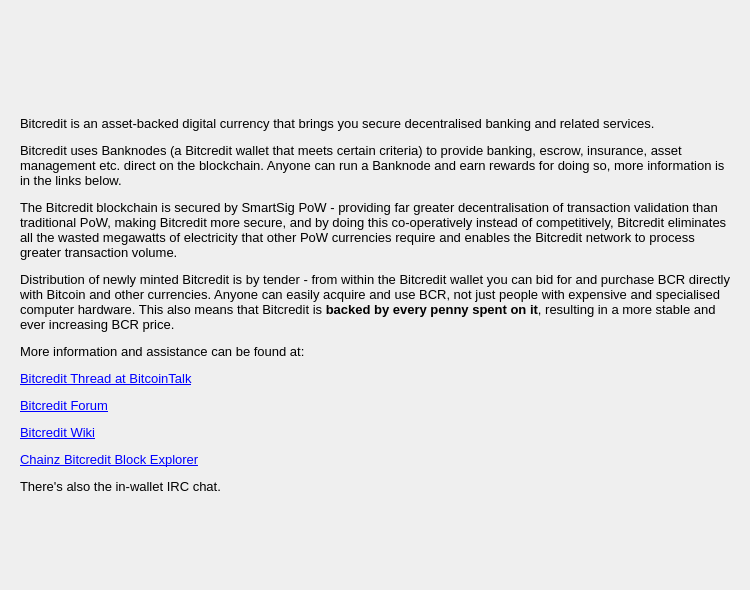
Above: src/qt/forms/helpmessagedialog.ui from thelonecrouton/bitcredit before the change. Below: the same form after it.
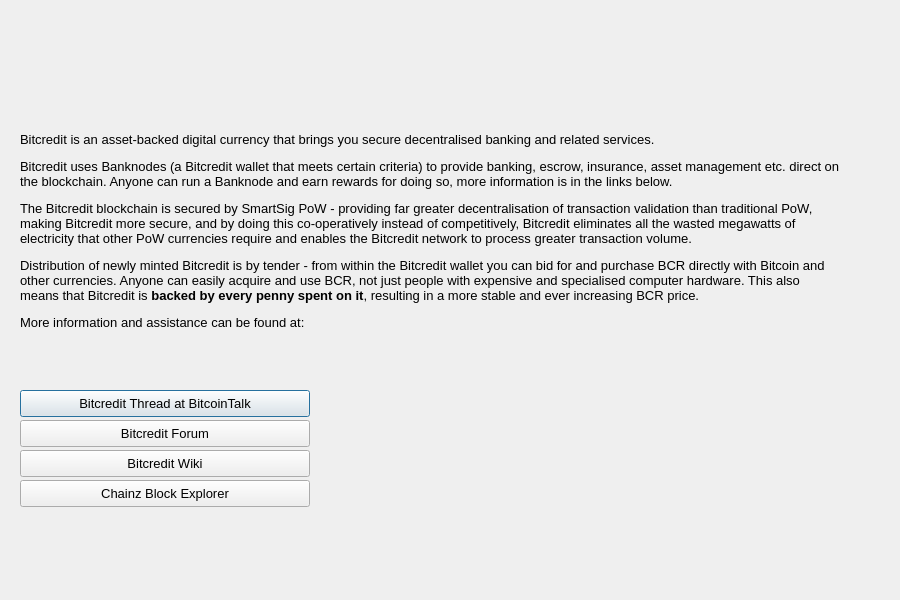
That is the form after the change. Icons and pictures are not drawn.

What changed in the file:
```diff
--- a/src/qt/forms/helpmessagedialog.ui
+++ b/src/qt/forms/helpmessagedialog.ui
@@ -6,20 +6,20 @@
    <rect>
     <x>0</x>
     <y>0</y>
-    <width>750</width>
-    <height>590</height>
+    <width>900</width>
+    <height>600</height>
    </rect>
   </property>
   <property name="minimumSize">
    <size>
-    <width>700</width>
-    <height>590</height>
+    <width>800</width>
+    <height>600</height>
    </size>
   </property>
   <property name="maximumSize">
    <size>
-    <width>750</width>
-    <height>590</height>
+    <width>900</width>
+    <height>650</height>
    </size>
   </property>
   <property name="font">
@@ -39,10 +39,10 @@
   <widget class="QTextEdit" name="helpMessage">
    <property name="geometry">
     <rect>
-     <x>10</x>
-     <y>517</y>
-     <width>700</width>
-     <height>66</height>
+     <x>20</x>
+     <y>527</y>
+     <width>831</width>
+     <height>67</height>
     </rect>
    </property>
    <property name="font">
@@ -81,17 +81,81 @@
     <rect>
      <x>20</x>
      <y>111</y>
-     <width>711</width>
-     <height>389</height>
+     <width>821</width>
+     <height>267</height>
     </rect>
    </property>
    <property name="text">
-    <string>&lt;html&gt;&lt;head/&gt;&lt;body&gt;&lt;p&gt;Bitcredit is an asset-backed digital currency that brings you secure decentralised banking and related services.&lt;/p&gt;&lt;p&gt;Bitcredit uses Banknodes (a Bitcredit wallet that meets certain criteria) to provide banking, escrow, insurance, asset management etc. direct on the blockchain. Anyone can run a Banknode and earn rewards for doing so, more information is in the links below.&lt;/p&gt;&lt;p&gt;The Bitcredit blockchain is secured by SmartSig PoW - providing far greater decentralisation of transaction validation than traditional PoW, making Bitcredit more secure, and by doing this co-operatively instead of competitively, Bitcredit eliminates all the wasted megawatts of electricity that other PoW currencies require and enables the Bitcredit network to process greater transaction volume.&lt;/p&gt;&lt;p&gt;Distribution of newly minted Bitcredit is by tender - from within the Bitcredit wallet you can bid for and purchase BCR directly with Bitcoin and other currencies. Anyone can easily acquire and use BCR, not just people with expensive and specialised computer hardware. This also means that Bitcredit is &lt;span style=&quot; font-weight:600;&quot;&gt;backed by every penny spent on it&lt;/span&gt;, resulting in a more stable and ever increasing BCR price. &lt;/p&gt;&lt;p&gt;More information and assistance can be found at:&lt;/p&gt;&lt;p&gt;&lt;a href=&quot;https://bitcointalk.org/index.php?topic=896133.0&quot;&gt;&lt;span style=&quot; text-decoration: underline; color:#0000ff;&quot;&gt;Bitcredit Thread at BitcoinTalk&lt;/span&gt;&lt;/a&gt;&lt;/p&gt;&lt;p&gt;&lt;a href=&quot;http://bitcredits.pw/&quot;&gt;&lt;span style=&quot; text-decoration: underline; color:#0000ff;&quot;&gt;Bitcredit Forum&lt;/span&gt;&lt;/a&gt;&lt;/p&gt;&lt;p&gt;&lt;a href=&quot;http://bitcredit.wikia.com/wiki/Bitcredit&quot;&gt;&lt;span style=&quot; text-decoration: underline; color:#0000ff;&quot;&gt;Bitcredit Wiki&lt;/span&gt;&lt;/a&gt;&lt;/p&gt;&lt;p&gt;&lt;a href=&quot;https://chainz.cryptoid.info/bcr/&quot;&gt;&lt;span style=&quot; text-decoration: underline; color:#0000ff;&quot;&gt;Chainz Bitcredit Block Explorer&lt;/span&gt;&lt;/a&gt;&lt;/p&gt;&lt;p&gt;There's also the in-wallet IRC chat.&lt;/p&gt;&lt;/body&gt;&lt;/html&gt;</string>
+    <string>&lt;html&gt;&lt;head/&gt;&lt;body&gt;&lt;p&gt;Bitcredit is an asset-backed digital currency that brings you secure decentralised banking and related services.&lt;/p&gt;&lt;p&gt;Bitcredit uses Banknodes (a Bitcredit wallet that meets certain criteria) to provide banking, escrow, insurance, asset management etc. direct on the blockchain. Anyone can run a Banknode and earn rewards for doing so, more information is in the links below.&lt;/p&gt;&lt;p&gt;The Bitcredit blockchain is secured by SmartSig PoW - providing far greater decentralisation of transaction validation than traditional PoW, making Bitcredit more secure, and by doing this co-operatively instead of competitively, Bitcredit eliminates all the wasted megawatts of electricity that other PoW currencies require and enables the Bitcredit network to process greater transaction volume.&lt;/p&gt;&lt;p&gt;Distribution of newly minted Bitcredit is by tender - from within the Bitcredit wallet you can bid for and purchase BCR directly with Bitcoin and other currencies. Anyone can easily acquire and use BCR, not just people with expensive and specialised computer hardware. This also means that Bitcredit is &lt;span style=&quot; font-weight:600;&quot;&gt;backed by every penny spent on it&lt;/span&gt;, resulting in a more stable and ever increasing BCR price. &lt;/p&gt;&lt;p&gt;More information and assistance can be found at:&lt;/p&gt;&lt;p&gt;&lt;/body&gt;&lt;/html&gt;</string>
    </property>
    <property name="wordWrap">
     <bool>true</bool>
    </property>
   </widget>
+  <widget class="QPushButton" name="pushButtonBCT">
+   <property name="geometry">
+    <rect>
+     <x>20</x>
+     <y>390</y>
+     <width>290</width>
+     <height>27</height>
+    </rect>
+   </property>
+   <property name="toolTip">
+    <string>https://bitcointalk.org/index.php?topic=896133.0</string>
+   </property>
+   <property name="text">
+    <string>Bitcredit Thread at BitcoinTalk</string>
+   </property>
+  </widget>
+  <widget class="QPushButton" name="pushButtonForum">
+   <property name="geometry">
+    <rect>
+     <x>20</x>
+     <y>420</y>
+     <width>290</width>
+     <height>27</height>
+    </rect>
+   </property>
+   <property name="toolTip">
+    <string>http://bitcredits.pw</string>
+   </property>
+   <property name="text">
+    <string>Bitcredit Forum</string>
+   </property>
+  </widget>
+  <widget class="QPushButton" name="pushButtonWiki">
+   <property name="geometry">
+    <rect>
+     <x>20</x>
+     <y>450</y>
+     <width>290</width>
+     <height>27</height>
+    </rect>
+   </property>
+   <property name="toolTip">
+    <string>http://bitcredit.wikia.com/wiki/Bitcredit</string>
+   </property>
+   <property name="text">
+    <string>Bitcredit Wiki</string>
+   </property>
+  </widget>
+  <widget class="QPushButton" name="pushButtonExplorer">
+   <property name="geometry">
+    <rect>
+     <x>20</x>
+     <y>480</y>
+     <width>290</width>
+     <height>27</height>
+    </rect>
+   </property>
+   <property name="toolTip">
+    <string>https://chainz.cryptoid.info/bcr/</string>
+   </property>
+   <property name="text">
+    <string>Chainz Block Explorer</string>
+   </property>
+  </widget>
  </widget>
  <resources>
   <include location="../bitcredit.qrc"/>
```
Left out of the diff: 5 changed lines with no effect on the pictures.
